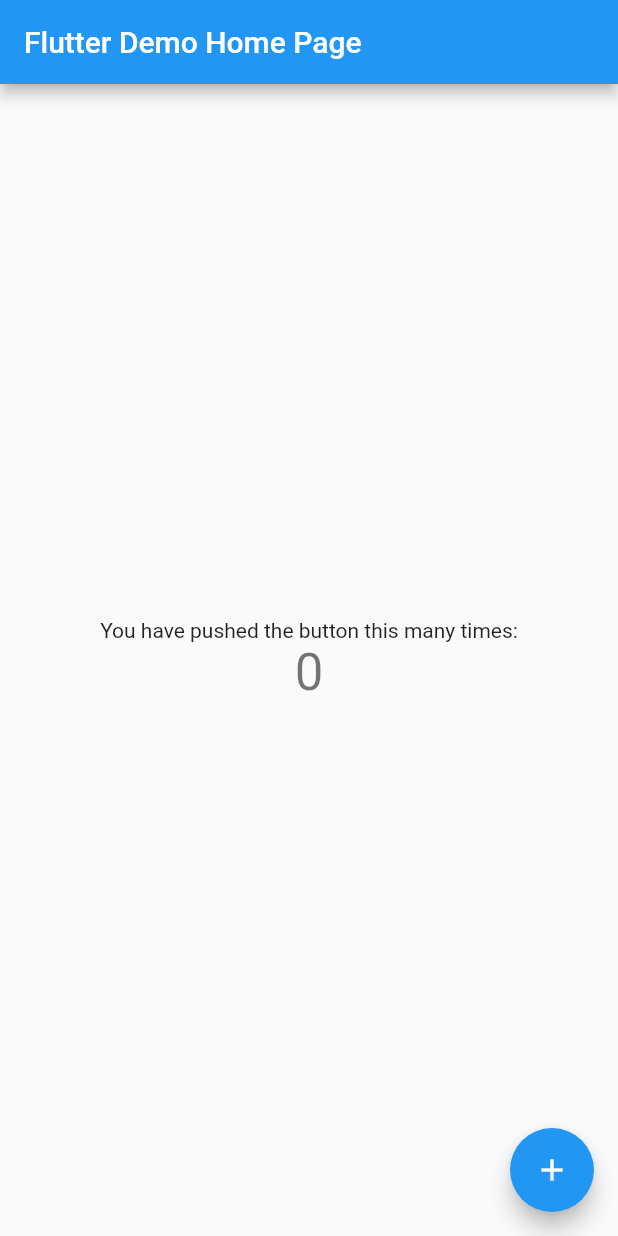
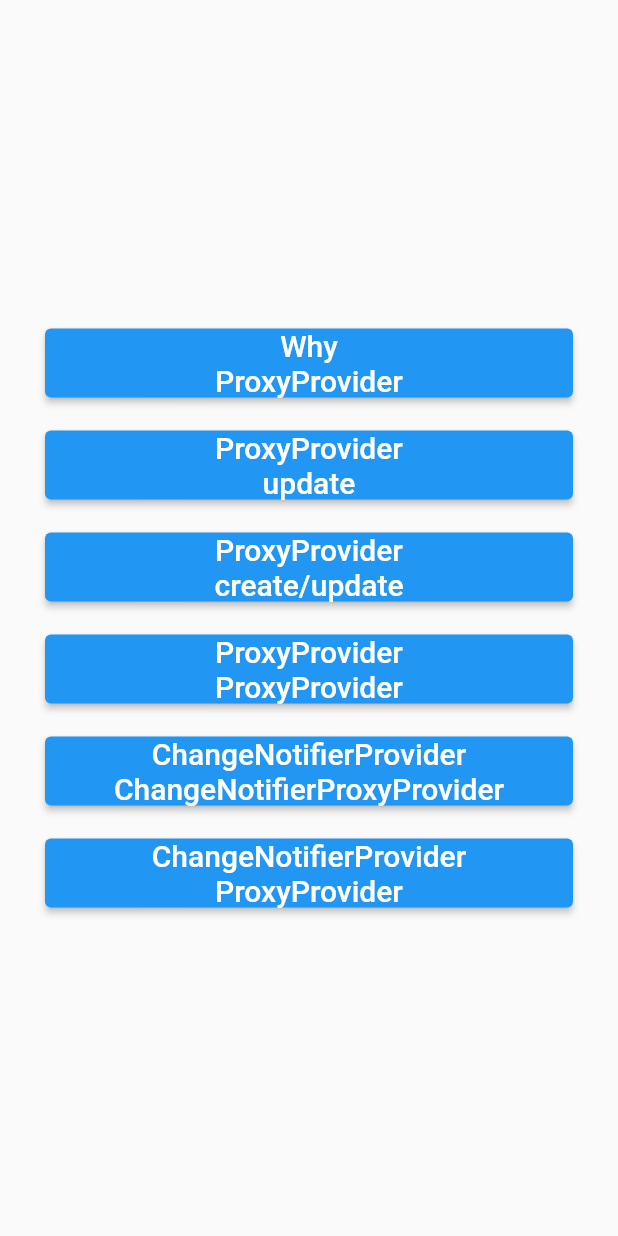
Before and after one commit to jyryuitpro/provider_overview_15, a Flutter app: the screen it shows after launch, on a phone screen of 412 x 824 dp. Run offline on Flutter 3.47's test engine with Material 2 defaults, Android fonts, the phone set to English and light mode, and no system bars.

Commit message:
ProxyProvider

```diff
--- a/lib/main.dart
+++ b/lib/main.dart
@@ -1,4 +1,10 @@
 import 'package:flutter/material.dart';
+import 'package:provider_overview_15/pages/changenotifier_changenotifierproxyprovider.dart';
+import 'package:provider_overview_15/pages/changenotifierprovider_proxyprovider.dart';
+import 'package:provider_overview_15/pages/proxyprovider_create_update.dart';
+import 'package:provider_overview_15/pages/proxyprovider_proxyprovider.dart';
+import 'package:provider_overview_15/pages/proxyprovider_update.dart';
+import 'package:provider_overview_15/pages/why_proxyprovider.dart';
 
 void main() {
   runApp(const MyApp());
@@ -7,109 +13,112 @@ void main() {
 class MyApp extends StatelessWidget {
   const MyApp({Key? key}) : super(key: key);
 
-  // This widget is the root of your application.
   @override
   Widget build(BuildContext context) {
     return MaterialApp(
-      title: 'Flutter Demo',
+      title: 'ProxyProvider Demo',
+      debugShowCheckedModeBanner: false,
       theme: ThemeData(
-        // This is the theme of your application.
-        //
-        // Try running your application with "flutter run". You'll see the
-        // application has a blue toolbar. Then, without quitting the app, try
-        // changing the primarySwatch below to Colors.green and then invoke
-        // "hot reload" (press "r" in the console where you ran "flutter run",
-        // or simply save your changes to "hot reload" in a Flutter IDE).
-        // Notice that the counter didn't reset back to zero; the application
-        // is not restarted.
         primarySwatch: Colors.blue,
       ),
-      home: const MyHomePage(title: 'Flutter Demo Home Page'),
+      home: const MyHomePage(),
     );
   }
 }
 
-class MyHomePage extends StatefulWidget {
-  const MyHomePage({Key? key, required this.title}) : super(key: key);
-
-  // This widget is the home page of your application. It is stateful, meaning
-  // that it has a State object (defined below) that contains fields that affect
-  // how it looks.
-
-  // This class is the configuration for the state. It holds the values (in this
-  // case the title) provided by the parent (in this case the App widget) and
-  // used by the build method of the State. Fields in a Widget subclass are
-  // always marked "final".
-
-  final String title;
-
-  @override
-  State<MyHomePage> createState() => _MyHomePageState();
-}
-
-class _MyHomePageState extends State<MyHomePage> {
-  int _counter = 0;
-
-  void _incrementCounter() {
-    setState(() {
-      // This call to setState tells the Flutter framework that something has
-      // changed in this State, which causes it to rerun the build method below
-      // so that the display can reflect the updated values. If we changed
-      // _counter without calling setState(), then the build method would not be
-      // called again, and so nothing would appear to happen.
-      _counter++;
-    });
-  }
+class MyHomePage extends StatelessWidget {
+  const MyHomePage({Key? key}) : super(key: key);
 
   @override
   Widget build(BuildContext context) {
-    // This method is rerun every time setState is called, for instance as done
-    // by the _incrementCounter method above.
-    //
-    // The Flutter framework has been optimized to make rerunning build methods
-    // fast, so that you can just rebuild anything that needs updating rather
-    // than having to individually change instances of widgets.
     return Scaffold(
-      appBar: AppBar(
-        // Here we take the value from the MyHomePage object that was created by
-        // the App.build method, and use it to set our appbar title.
-        title: Text(widget.title),
-      ),
       body: Center(
-        // Center is a layout widget. It takes a single child and positions it
-        // in the middle of the parent.
-        child: Column(
-          // Column is also a layout widget. It takes a list of children and
-          // arranges them vertically. By default, it sizes itself to fit its
-          // children horizontally, and tries to be as tall as its parent.
-          //
-          // Invoke "debug painting" (press "p" in the console, choose the
-          // "Toggle Debug Paint" action from the Flutter Inspector in Android
-          // Studio, or the "Toggle Debug Paint" command in Visual Studio Code)
-          // to see the wireframe for each widget.
-          //
-          // Column has various properties to control how it sizes itself and
-          // how it positions its children. Here we use mainAxisAlignment to
-          // center the children vertically; the main axis here is the vertical
-          // axis because Columns are vertical (the cross axis would be
-          // horizontal).
-          mainAxisAlignment: MainAxisAlignment.center,
-          children: <Widget>[
-            const Text(
-              'You have pushed the button this many times:',
-            ),
-            Text(
-              '$_counter',
-              style: Theme.of(context).textTheme.headline4,
-            ),
-          ],
+        child: Padding(
+          padding: const EdgeInsets.symmetric(horizontal: 30.0),
+          child: ListView(
+            shrinkWrap: true,
+            children: [
+              ElevatedButton(
+                child: Text(
+                  'Why\nProxyProvider',
+                  style: TextStyle(fontSize: 20.0),
+                  textAlign: TextAlign.center,
+                ),
+                onPressed: () => Navigator.push(
+                    context,
+                    MaterialPageRoute(
+                      builder: (_) => WhyProxyProvider(),
+                    )),
+              ),
+              SizedBox(height: 20.0,),
+              ElevatedButton(
+                child: Text(
+                  'ProxyProvider\nupdate',
+                  style: TextStyle(fontSize: 20.0),
+                  textAlign: TextAlign.center,
+                ),
+                onPressed: () => Navigator.push(
+                    context,
+                    MaterialPageRoute(
+                      builder: (_) => ProxyProviderUpdate(),
+                    )),
+              ),
+              SizedBox(height: 20.0,),
+              ElevatedButton(
+                child: Text(
+                  'ProxyProvider\ncreate/update',
+                  style: TextStyle(fontSize: 20.0),
+                  textAlign: TextAlign.center,
+                ),
+                onPressed: () => Navigator.push(
+                    context,
+                    MaterialPageRoute(
+                      builder: (_) => ProxyProviderCreateUpdate(),
+                    )),
+              ),
+              SizedBox(height: 20.0,),
+              ElevatedButton(
+                child: Text(
+                  'ProxyProvider\nProxyProvider',
+                  style: TextStyle(fontSize: 20.0),
+                  textAlign: TextAlign.center,
+                ),
+                onPressed: () => Navigator.push(
+                    context,
+                    MaterialPageRoute(
+                      builder: (_) => ProxyProviderProxyProvider(),
+                    )),
+              ),
+              SizedBox(height: 20.0,),
+              ElevatedButton(
+                child: Text(
+                  'ChangeNotifierProvider\nChangeNotifierProxyProvider',
+                  style: TextStyle(fontSize: 20.0),
+                  textAlign: TextAlign.center,
+                ),
+                onPressed: () => Navigator.push(
+                    context,
+                    MaterialPageRoute(
+                      builder: (_) => ChangeNotifierProviderChangeNotifierProxyProvider(),
+                    )),
+              ),
+              SizedBox(height: 20.0,),
+              ElevatedButton(
+                child: Text(
+                  'ChangeNotifierProvider\nProxyProvider',
+                  style: TextStyle(fontSize: 20.0),
+                  textAlign: TextAlign.center,
+                ),
+                onPressed: () => Navigator.push(
+                    context,
+                    MaterialPageRoute(
+                      builder: (_) => ChangeNotifierProviderProxyProvider(),
+                    )),
+              ),
+            ],
+          ),
         ),
       ),
-      floatingActionButton: FloatingActionButton(
-        onPressed: _incrementCounter,
-        tooltip: 'Increment',
-        child: const Icon(Icons.add),
-      ), // This trailing comma makes auto-formatting nicer for build methods.
     );
   }
 }
--- a/pubspec.yaml
+++ b/pubspec.yaml
@@ -34,6 +34,7 @@ dependencies:
   # The following adds the Cupertino Icons font to your application.
   # Use with the CupertinoIcons class for iOS style icons.
   cupertino_icons: ^1.0.2
+  provider: ^6.0.1
 
 dev_dependencies:
   flutter_test:
```
Also changed, not shown: lib/pages/changenotifier_changenotifierproxyprovider.dart (added, +100 -0 lines), lib/pages/changenotifierprovider_proxyprovider.dart (added, +89 -0 lines), lib/pages/proxyprovider_create_update.dart (added, +88 -0 lines), lib/pages/proxyprovider_proxyprovider.dart (added, +91 -0 lines), lib/pages/proxyprovider_update.dart (added, +82 -0 lines), lib/pages/why_proxyprovider.dart (added, +82 -0 lines), pubspec.lock.
